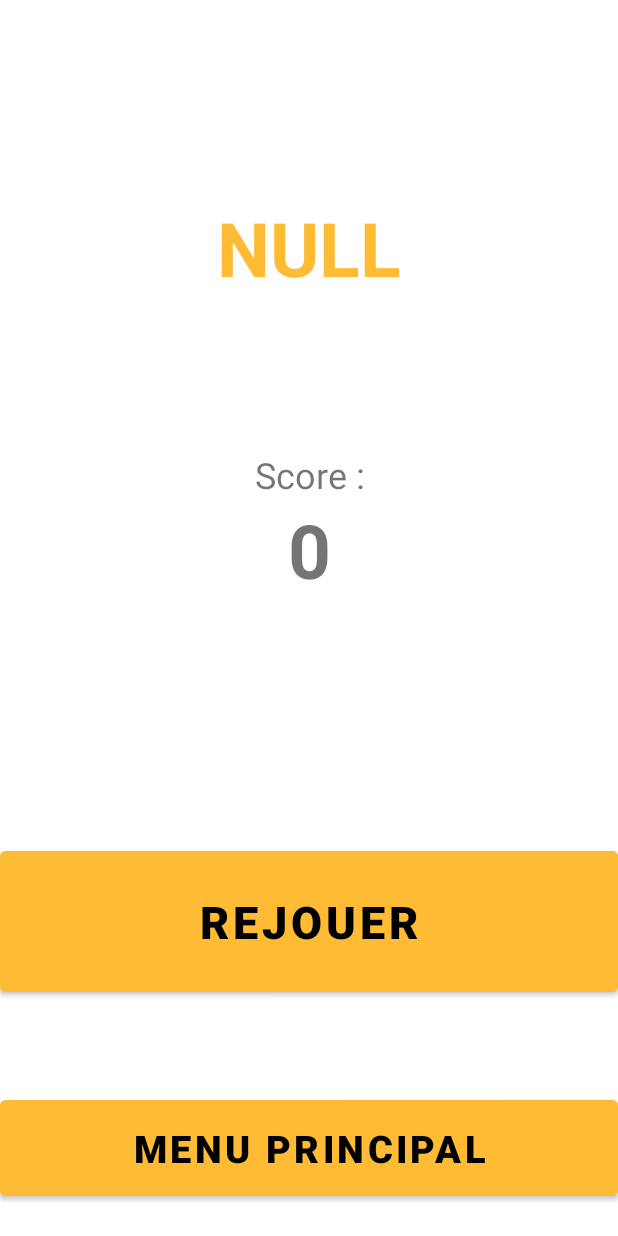
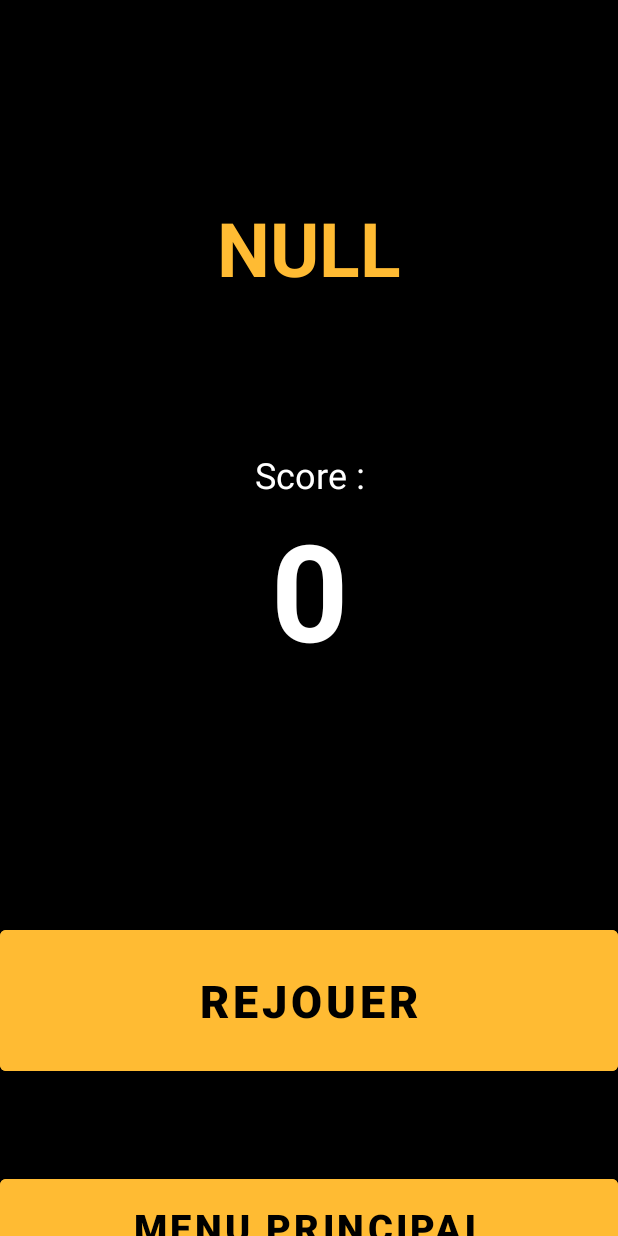
Before and after one commit to ArthurMalie/MiniJeu, an Android app: the layout activity_end.xml on its own in the app's theme, with its tools: preview values and no code run, on a phone screen of 412 x 824 dp. Run offline under Robolectric (Android 15) with nearby library versions, the phone set to English and light mode, and no system bars.

Commit message:
mode sombre / rajout décimale

```diff
--- a/app/src/main/java/fr/difs/minijeu/GameActivity.java
+++ b/app/src/main/java/fr/difs/minijeu/GameActivity.java
@@ -157,7 +157,7 @@ public class GameActivity extends AppCompatActivity implements View.OnClickListe
     }
 
     // Quand le joueur touche un bord de l'écran, on passe à l'activité de fin de partie
-    public void endGame(int score, boolean win) {
+    public void endGame(double score, boolean win) {
         Intent intent = new Intent(this, EndActivity.class);
         // On lui passe la variable score
         intent.putExtra("SCORE", String.valueOf(score));
--- a/app/src/main/java/fr/difs/minijeu/GameView.java
+++ b/app/src/main/java/fr/difs/minijeu/GameView.java
@@ -45,7 +45,7 @@ public class GameView extends SurfaceView implements SurfaceHolder.Callback {
     private double xSpeed;
     private double ySpeed;
     // Score actuel du joueur
-    private int score;
+    private double score;
     // Dimensions de l'écran
     private int screenWidth;
     private int screenHeight;
@@ -337,7 +337,7 @@ public class GameView extends SurfaceView implements SurfaceHolder.Callback {
             paint.setColor(Color.WHITE);
             paint.setTextSize(screenHeight / 16);
             paint.setTextAlign(Paint.Align.CENTER);
-            canvas.drawText(score/100 + "", screenWidth / 2, 80, paint);
+            canvas.drawText((int)score/100 + "", screenWidth / 2, 80, paint);
 
             if (ACCELEROMETER_DEBUG_MODE) {
                 paint.setTextSize(15);
--- a/app/src/main/res/layout/activity_end.xml
+++ b/app/src/main/res/layout/activity_end.xml
@@ -8,6 +8,7 @@
     <LinearLayout
         android:layout_width="match_parent"
         android:layout_height="match_parent"
+        android:background="#000000"
         android:orientation="vertical"
         tools:layout_editor_absoluteX="207dp"
         tools:layout_editor_absoluteY="233dp">
@@ -37,6 +38,7 @@
             android:layout_height="wrap_content"
             android:gravity="center"
             android:text="Score :"
+            android:textColor="#FFFFFF"
             android:textSize="24sp" />
 
         <TextView
@@ -45,7 +47,8 @@
             android:layout_height="wrap_content"
             android:gravity="center"
             android:text="0"
-            android:textSize="50sp"
+            android:textColor="#FFFFFF"
+            android:textSize="90sp"
             android:textStyle="bold" />
 
         <Space
--- a/app/src/main/res/layout/activity_menu.xml
+++ b/app/src/main/res/layout/activity_menu.xml
@@ -7,6 +7,7 @@
     <LinearLayout
         android:layout_width="match_parent"
         android:layout_height="match_parent"
+        android:background="#000000"
         android:orientation="vertical">
 
         <Space
@@ -19,6 +20,7 @@
             android:layout_height="wrap_content"
             android:gravity="center"
             android:text="CRAZY LABYRINTH"
+            android:textColor="?colorPrimary"
             android:textSize="50sp"
             android:textStyle="bold|italic"
             android:typeface="serif" />
```
